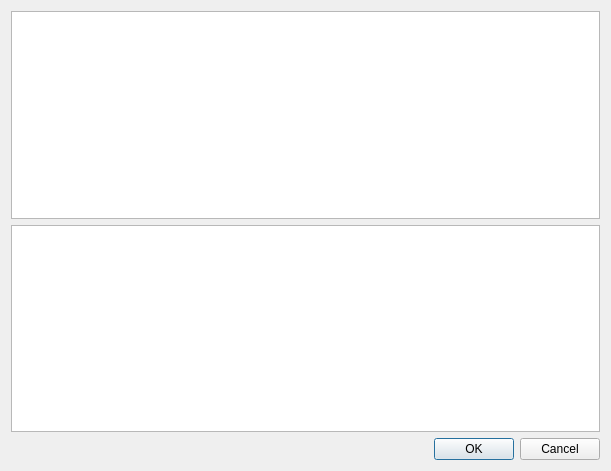
Before: the Qt Designer form src/main/python/ui/dialogs/modalidades.ui in matheusfillipe/ganec, drawn with Qt 5.
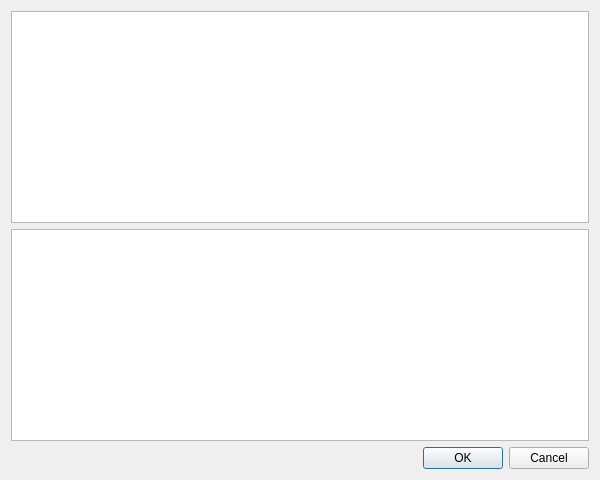
After: the same form once the commit is applied.

Patch:
```diff
--- a/src/main/python/ui/dialogs/modalidades.ui
+++ b/src/main/python/ui/dialogs/modalidades.ui
@@ -6,8 +6,8 @@
    <rect>
     <x>0</x>
     <y>0</y>
-    <width>611</width>
-    <height>471</height>
+    <width>600</width>
+    <height>480</height>
    </rect>
   </property>
   <property name="windowTitle">
```
